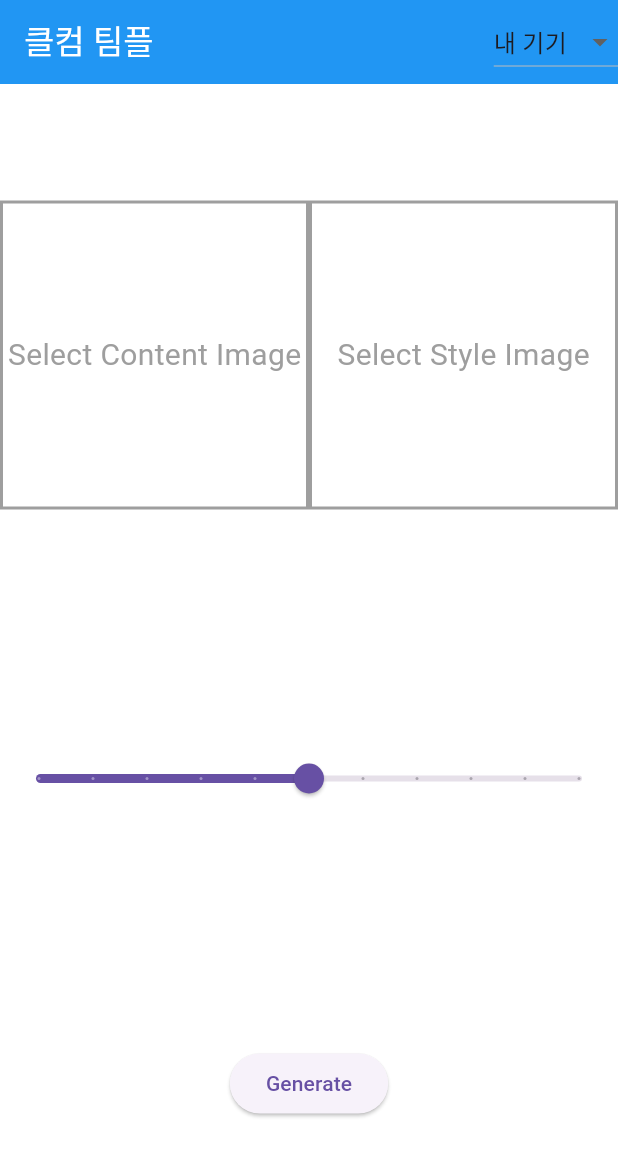
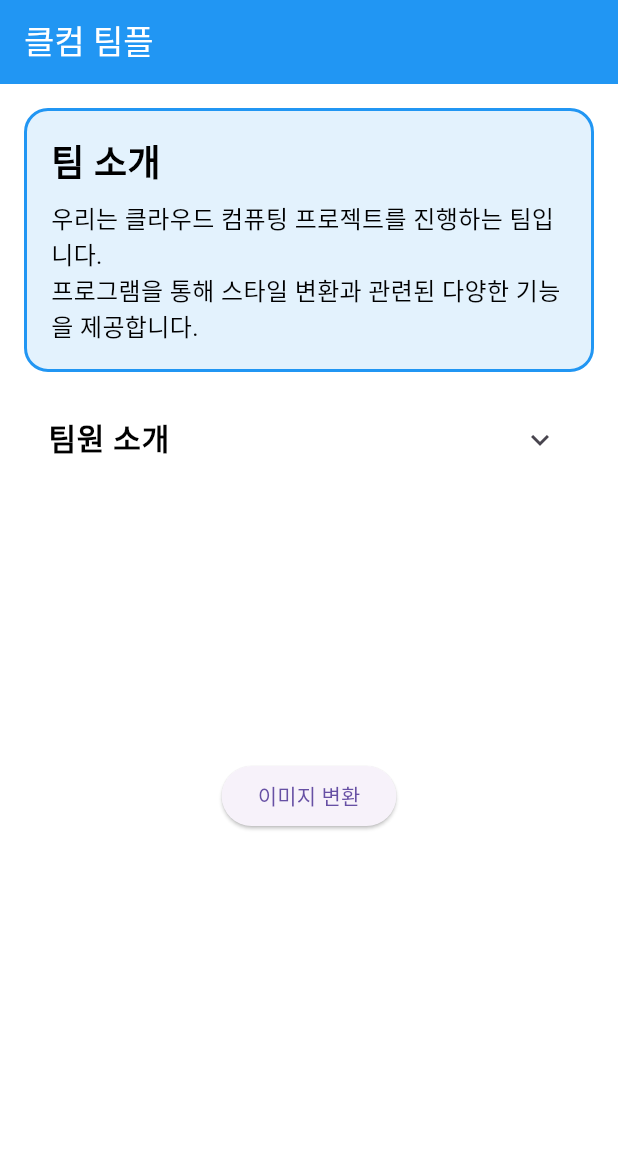
Before and after one commit to 2024-2-JBNU-Cloud-Computing-team9/front, a Flutter app: the screen it shows after launch, on a phone screen of 412 x 824 dp. Shown: the top 1156 px of the screen. Run offline on Flutter 3.47's test engine with Material 3 defaults, Android fonts, the phone set to English and light mode, and no system bars; our stand-ins replace dio, get, image_picker; missing offline and left inert: gal.

Commit message:
홈화면 추가

```diff
--- a/lib/main.dart
+++ b/lib/main.dart
@@ -1,6 +1,7 @@
 import 'package:flutter/material.dart';
 import 'package:get/get.dart';
 import 'package:jbnu_cloud_computing_project/pages/genPage.dart';
+import 'package:jbnu_cloud_computing_project/pages/homePage.dart';
 
 void main() {
   runApp(const MyApp());
@@ -14,7 +15,7 @@ class MyApp extends StatelessWidget {
     return const GetMaterialApp(
       title: 'Cloud Computing Project',
 
-      home: GenPage()
+      home: HomePage()
     );
   }
 }
--- a/lib/pages/genPage.dart
+++ b/lib/pages/genPage.dart
@@ -6,7 +6,6 @@ import 'package:dio/dio.dart';
 import 'package:flutter/material.dart';
 import 'package:flutter/services.dart';
 import 'package:get/get.dart' hide FormData, MultipartFile;
-import 'package:http_parser/http_parser.dart';
 import 'package:image_picker/image_picker.dart';
 import 'package:http/http.dart' as http;
 import 'package:jbnu_cloud_computing_project/pages/resultPage.dart';
--- /dev/null
+++ b/lib/pages/homePage.dart
@@ -0,0 +1,121 @@
+import 'package:flutter/material.dart';
+import 'package:get/get.dart';
+import 'package:jbnu_cloud_computing_project/pages/genPage.dart';
+
+class HomePage extends StatefulWidget {
+  const HomePage({Key? key}) : super(key: key);
+
+  @override
+  State<HomePage> createState() => _HomePageState();
+}
+
+class _HomePageState extends State<HomePage> {
+
+  @override
+  Widget build(BuildContext context) {
+    return Scaffold(
+      backgroundColor: Colors.white,
+      appBar: AppBar(
+        title: const Text(
+          "클컴 팀플",
+          style: TextStyle(color: Colors.white),
+        ),
+        backgroundColor: Colors.blue,
+
+      ),
+      body: Column(
+        mainAxisAlignment: MainAxisAlignment.start,
+        children: [
+          // 모서리 둥근 박스: 팀 소개
+          Padding(
+            padding: const EdgeInsets.all(16.0),
+            child: Container(
+              padding: const EdgeInsets.all(16.0),
+              decoration: BoxDecoration(
+                color: Colors.blue[50],
+                borderRadius: BorderRadius.circular(16.0),
+                border: Border.all(
+                  color: Colors.blue,
+                  width: 2.0,
+                ),
+              ),
+              child: const Column(
+                crossAxisAlignment: CrossAxisAlignment.start,
+                children: const [
+                  Text(
+                    "팀 소개",
+                    style: TextStyle(
+                      fontSize: 24,
+                      fontWeight: FontWeight.bold,
+                      color: Colors.black,
+                    ),
+                  ),
+                  SizedBox(height: 8),
+                  Text(
+                    "우리는 클라우드 컴퓨팅 프로젝트를 진행하는 팀입니다.\n"
+                        "프로그램을 통해 스타일 변환과 관련된 다양한 기능을 제공합니다.",
+                    style: TextStyle(fontSize: 16, color: Colors.black),
+                  ),
+                ],
+              ),
+            ),
+          ),
+
+          // 팀원 소개 - 토글 기능
+          const Padding(
+            padding: EdgeInsets.symmetric(horizontal: 16.0),
+            child: ExpansionTile(
+              title: Text(
+                "팀원 소개",
+                style: TextStyle(
+                  fontSize: 20,
+                  fontWeight: FontWeight.bold,
+                  color: Colors.black,
+                ),
+              ),
+              children: [
+                ListTile(
+                  title: Text(
+                    "1. 팀원 A",
+                    style: TextStyle(fontSize: 16),
+                  ),
+                  subtitle: Text("역할: 백엔드 개발\n특기: Flask, FastAPI"),
+                ),
+                ListTile(
+                  title: Text(
+                    "2. 팀원 B",
+                    style: TextStyle(fontSize: 16),
+                  ),
+                  subtitle: Text("역할: 프론트엔드 개발\n특기: Flutter, UI 디자인"),
+                ),
+                ListTile(
+                  title: Text(
+                    "3. 팀원 C",
+                    style: TextStyle(fontSize: 16),
+                  ),
+                  subtitle: Text("역할: 프로젝트 매니저\n특기: 문서 작성, 일정 관리"),
+                ),
+              ],
+            ),
+          ),
+
+          const SizedBox(height: 50), // 공간 추가
+
+          // 버튼을 1/3 지점으로 내리기 위한 Spacer
+          const Spacer(flex: 1),
+
+          // 버튼
+          ElevatedButton(
+            onPressed: () {
+              Get.to(const GenPage());
+            },
+            child: const Text("이미지 변환"),
+          ),
+
+          // Spacer를 통해 남은 공간 조정
+          const Spacer(flex: 2),
+        ],
+      ),
+    );
+  }
+}
```
